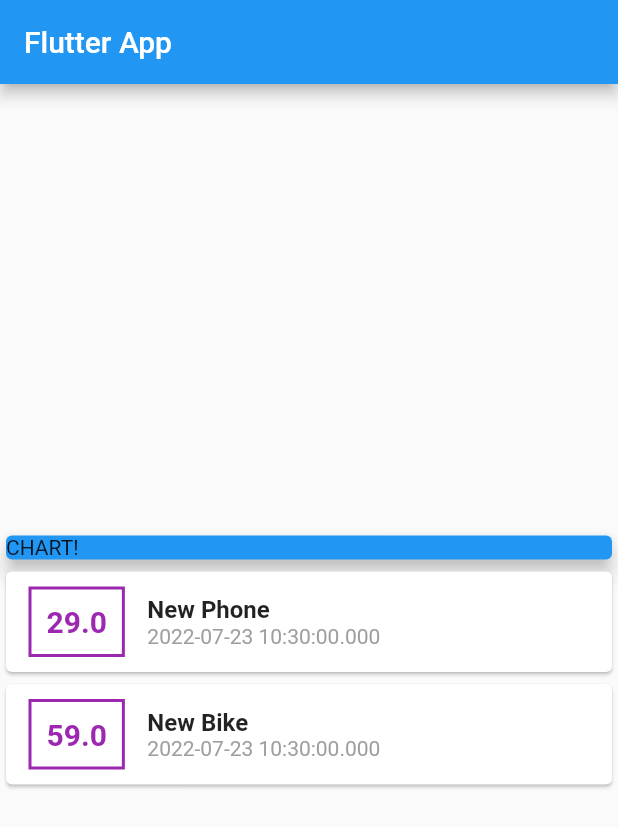
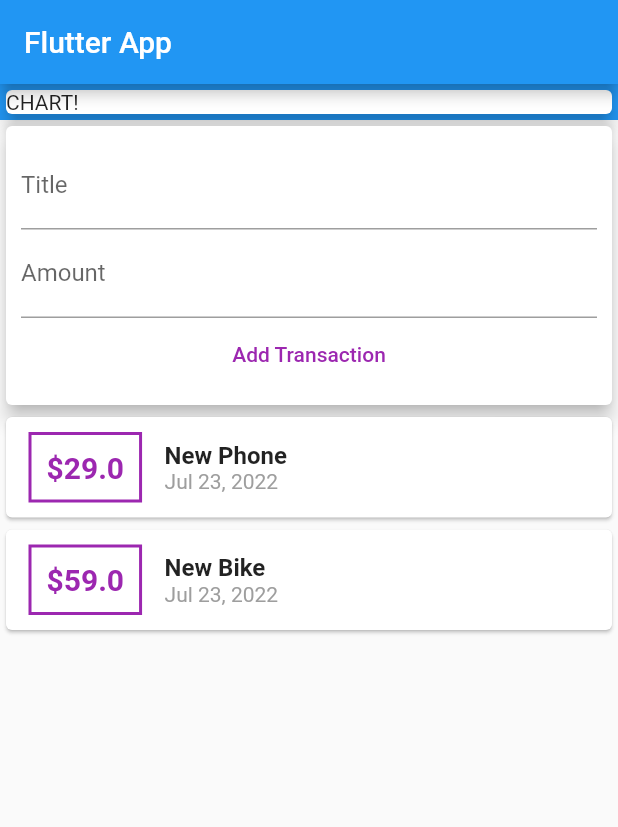
Before and after one commit to YEANSEYHA/flutter-expense-app, a Flutter app: the screen it shows after launch, on a phone screen of 412 x 824 dp. Shown: the top 827 px of the screen. Run offline on Flutter 3.47's test engine with Material 2 defaults, Android fonts, the phone set to English and light mode, and no system bars.

Commit message:
[Lesson] 80-85

```diff
--- a/lib/main.dart
+++ b/lib/main.dart
@@ -1,4 +1,5 @@
 import 'package:flutter/material.dart';
+import 'package:intl/intl.dart';
 
 import './transaction.dart';
 
@@ -37,16 +38,37 @@ class MyHomePage extends StatelessWidget {
         title: Text('Flutter App'),
       ),
       body: Column(
-          mainAxisAlignment: MainAxisAlignment.center,
+          //mainAxisAlignment: MainAxisAlignment.center,
           crossAxisAlignment: CrossAxisAlignment.start,
           children: <Widget>[
+            Container(
+              width: double.infinity,
+              child: Card(
+                child: Text('CHART!'),
+                elevation: 5,
+              ),
+              color: Colors.blue,
+            ),
             Card(
-              color: Colors.blue,
+              elevation: 5,
               child: Container(
-                width: double.infinity,
-                child: Text('CHART!'),
+                padding: EdgeInsets.all(10),
+                child: Column(
+                  children: <Widget>[
+                    TextField(
+                      decoration: InputDecoration(labelText: 'Title'),
+                    ),
+                    TextField(
+                      decoration: InputDecoration(labelText: 'Amount'),
+                    ),
+                    FlatButton(
+                      child: Text('Add Transaction'),
+                      textColor: Colors.purple,
+                      onPressed: () {},
+                    )
+                  ],
+                ),
               ),
-              elevation: 5,
             ),
             Column(
               children: transactions.map((tx) {
@@ -63,7 +85,7 @@ class MyHomePage extends StatelessWidget {
                           width: 2,
                         )),
                         child: Text(
-                          tx.amount.toString(),
+                          '\$${tx.amount}',
                           style: TextStyle(
                               fontWeight: FontWeight.bold,
                               fontSize: 20,
@@ -71,11 +93,18 @@ class MyHomePage extends StatelessWidget {
                         ),
                       ),
                       Column(
-                        crossAxisAlignment: CrossAxisAlignment.start,
-                        children: <Widget>[
-                        Text(tx.title ,style: TextStyle(fontSize: 16, fontWeight: FontWeight.bold,)),
-                        Text(tx.date.toString(), style: TextStyle(color: Colors.grey),),
-                      ])
+                          crossAxisAlignment: CrossAxisAlignment.start,
+                          children: <Widget>[
+                            Text(tx.title,
+                                style: TextStyle(
+                                  fontSize: 16,
+                                  fontWeight: FontWeight.bold,
+                                )),
+                            Text(
+                              DateFormat.yMMMd().format(tx.date),
+                              style: TextStyle(color: Colors.grey),
+                            ),
+                          ])
                     ],
                   ),
                 );
--- a/pubspec.yaml
+++ b/pubspec.yaml
@@ -29,6 +29,7 @@ environment:
 dependencies:
   flutter:
     sdk: flutter
+  intl: ^0.17.0
 
 
   # The following adds the Cupertino Icons font to your application.
```
Also changed, not shown: pubspec.lock.
